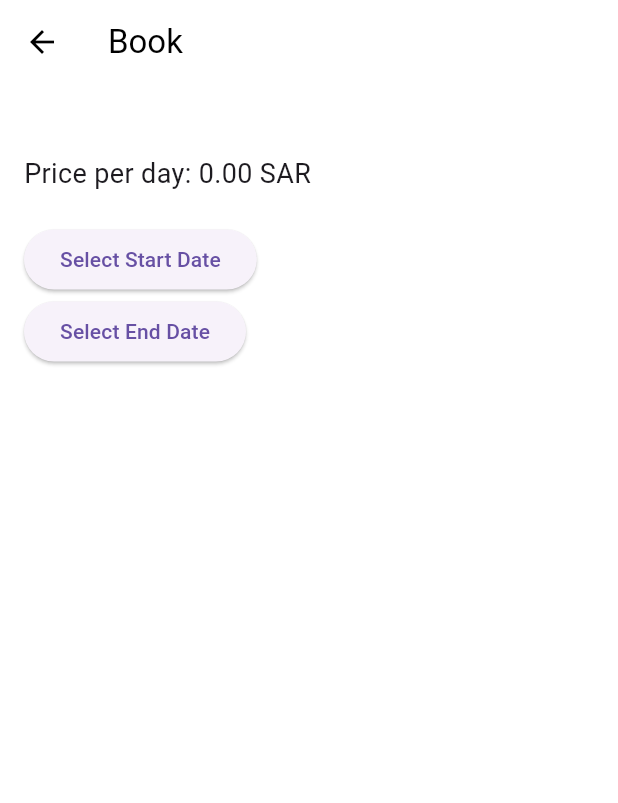
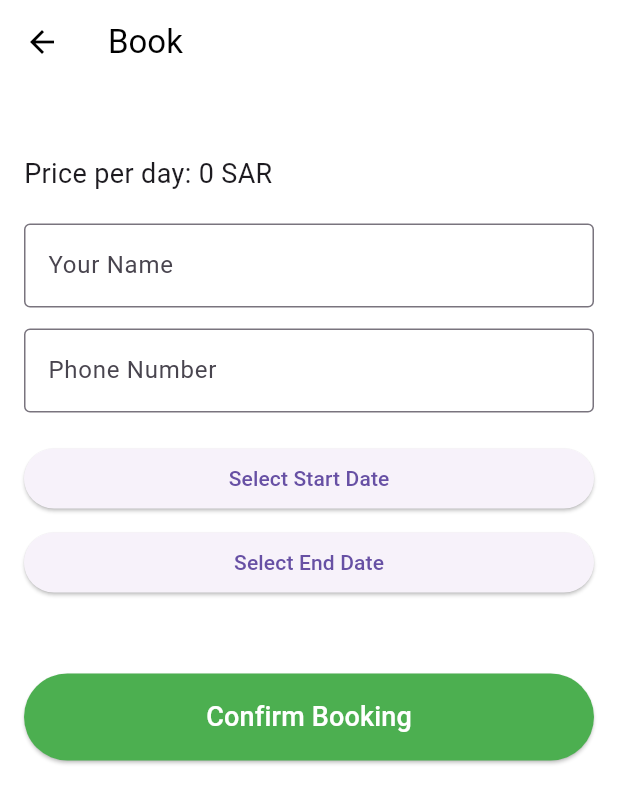
Before and after one commit to amersohail123/rental_app, a Flutter app: the BookingScreen screen opened directly with empty values, on a phone screen of 412 x 824 dp. Shown: the top 803 px of the screen. Run offline on Flutter 3.47's test engine with Material 3 defaults, Android fonts, the phone set to English and light mode, and no system bars; network calls fail.

Commit message:
Update booking_screen.dart

```diff
--- a/lib/screens/booking_screen.dart
+++ b/lib/screens/booking_screen.dart
@@ -1,5 +1,8 @@
 import 'package:flutter/material.dart';
 import '../models/car_model.dart';
+import '../services/api_service.dart';
+import 'dart:convert';
+import 'package:http/http.dart' as http;
 
 class BookingScreen extends StatefulWidget {
   final CarModel car;
@@ -13,6 +16,72 @@ class BookingScreen extends StatefulWidget {
 class _BookingScreenState extends State<BookingScreen> {
   DateTime? startDate;
   DateTime? endDate;
+
+  final TextEditingController nameController = TextEditingController();
+  final TextEditingController phoneController = TextEditingController();
+
+  bool isBooking = false;
+
+  Future<void> bookCar() async {
+    if (startDate == null || endDate == null) {
+      _showMessage("Please select start and end dates");
+      return;
+    }
+
+    if (nameController.text.trim().isEmpty ||
+        phoneController.text.trim().isEmpty) {
+      _showMessage("Please enter your name and phone");
+      return;
+    }
+
+    setState(() => isBooking = true);
+
+    final url = Uri.parse("${ApiService.baseUrl}/book");
+
+    try {
+      final response = await http.post(
+        url,
+        headers: {"Content-Type": "application/json"},
+        body: jsonEncode({
+          "car_id": widget.car.id,
+          "customer_name": nameController.text.trim(),
+          "customer_phone": phoneController.text.trim(),
+          "start_date": startDate.toString().split(" ")[0],
+          "end_date": endDate.toString().split(" ")[0],
+        }),
+      );
+
+      setState(() => isBooking = false);
+
+      if (response.statusCode == 200) {
+        _showMessage("Booking successful!", success: true);
+      } else {
+        _showMessage("Failed: ${response.body}");
+      }
+    } catch (e) {
+      setState(() => isBooking = false);
+      _showMessage("Error: $e");
+    }
+  }
+
+  void _showMessage(String msg, {bool success = false}) {
+    showDialog(
+      context: context,
+      builder: (_) => AlertDialog(
+        title: Text(success ? "Success" : "Error"),
+        content: Text(msg),
+        actions: [
+          TextButton(
+            onPressed: () {
+              Navigator.pop(context);
+              if (success) Navigator.pop(context);
+            },
+            child: const Text("OK"),
+          )
+        ],
+      ),
+    );
+  }
 
   @override
   Widget build(BuildContext context) {
@@ -34,17 +103,42 @@ class _BookingScreenState extends State<BookingScreen> {
       ),
       body: Padding(
         padding: const EdgeInsets.all(16.0),
-        child: Column(
-          crossAxisAlignment: CrossAxisAlignment.start,
+        child: ListView(
           children: [
             Text(widget.car.brand,
                 style: const TextStyle(fontSize: 22, fontWeight: FontWeight.bold)),
-
-            Text("Price per day: ${pricePerDay.toStringAsFixed(2)} SAR",
+            Text("Price per day: ${pricePerDay.toStringAsFixed(0)} SAR",
                 style: const TextStyle(fontSize: 18)),
-
             const SizedBox(height: 20),
 
+            // -------------------------
+            // Customer Name
+            // -------------------------
+            TextField(
+              controller: nameController,
+              decoration: const InputDecoration(
+                labelText: "Your Name",
+                border: OutlineInputBorder(),
+              ),
+            ),
+            const SizedBox(height: 14),
+
+            // -------------------------
+            // Phone Number
+            // -------------------------
+            TextField(
+              controller: phoneController,
+              keyboardType: TextInputType.phone,
+              decoration: const InputDecoration(
+                labelText: "Phone Number",
+                border: OutlineInputBorder(),
+              ),
+            ),
+            const SizedBox(height: 20),
+
+            // -------------------------
+            // Date Pickers
+            // -------------------------
             ElevatedButton(
               onPressed: () async {
                 final selected = await showDatePicker(
@@ -59,6 +153,8 @@ class _BookingScreenState extends State<BookingScreen> {
                   ? "Select Start Date"
                   : "Start: ${startDate.toString().split(' ')[0]}"),
             ),
+
+            const SizedBox(height: 8),
 
             ElevatedButton(
               onPressed: () async {
@@ -84,6 +180,24 @@ class _BookingScreenState extends State<BookingScreen> {
               Text("Total Price: ${totalPrice.toStringAsFixed(2)} SAR",
                   style: const TextStyle(
                       fontSize: 20, fontWeight: FontWeight.bold)),
+            const SizedBox(height: 30),
+
+            // -------------------------
+            // Book Button
+            // -------------------------
+            isBooking
+                ? const Center(child: CircularProgressIndicator())
+                : ElevatedButton(
+                    style: ElevatedButton.styleFrom(
+                      padding: const EdgeInsets.symmetric(vertical: 16),
+                      backgroundColor: Colors.green,
+                    ),
+                    onPressed: bookCar,
+                    child: const Text(
+                      "Confirm Booking",
+                      style: TextStyle(fontSize: 18, color: Colors.white),
+                    ),
+                  ),
           ],
         ),
       ),
```
